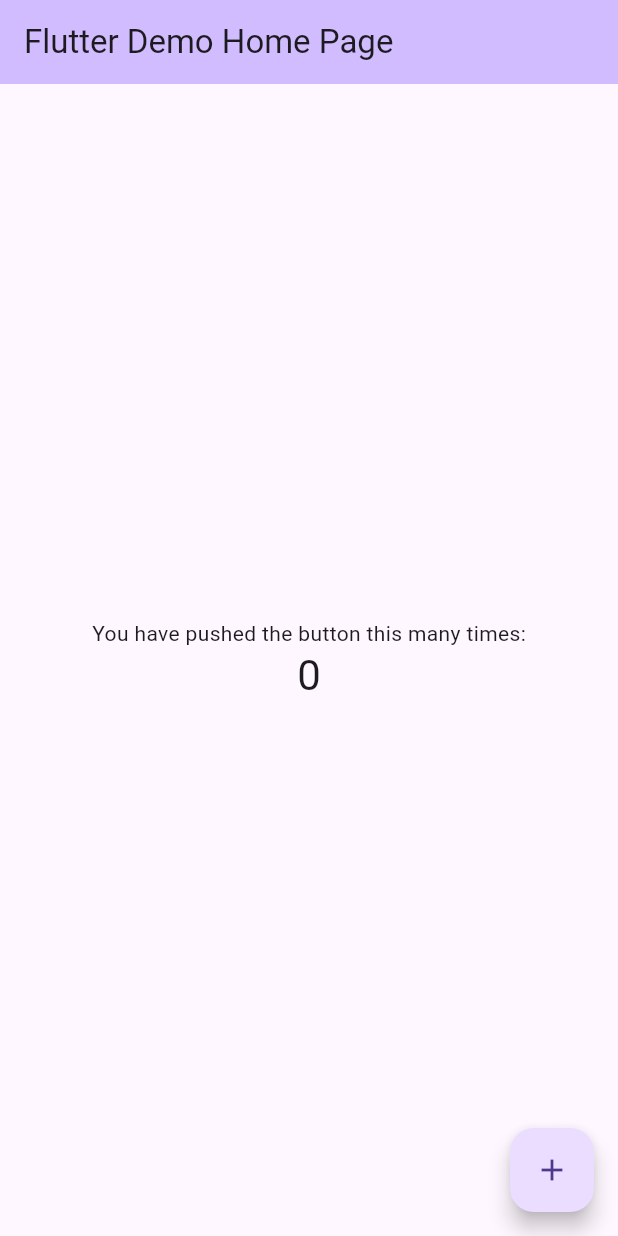
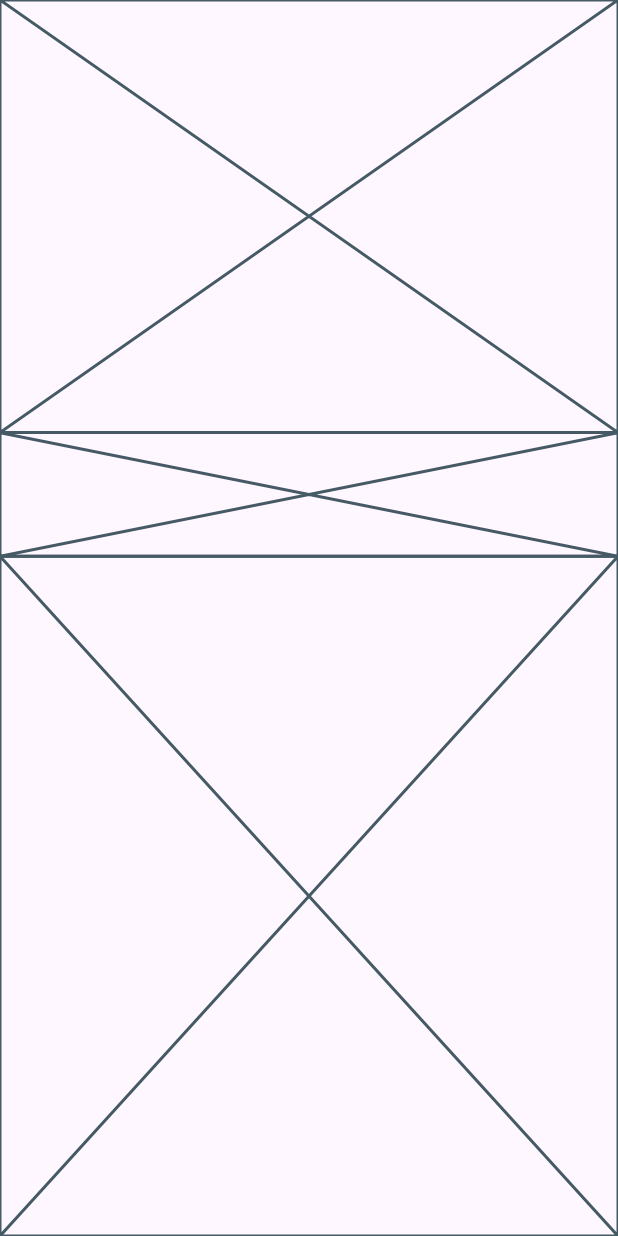
Before and after one commit to rcgomezap/Flutter-Calculator, a Flutter app: the screen it shows after launch, on a phone screen of 412 x 824 dp. Run offline on Flutter 3.47's test engine with Material 3 defaults, Android fonts, the phone set to English and light mode, and no system bars.

Commit message:
Refactor main app structure to use CalculatorPage as home and remove MyHomePage

```diff
--- a/lib/main.dart
+++ b/lib/main.dart
@@ -1,3 +1,4 @@
+import 'package:calculator/ui/calculator/calculator_page.dart';
 import 'package:calculator/ui/theme/app_theme.dart';
 import 'package:flutter/material.dart';
 
@@ -16,93 +17,7 @@ class MyApp extends StatelessWidget {
       theme: AppTheme.lightTheme,
       darkTheme: AppTheme.darkTheme,
       themeMode: ThemeMode.system,
-      home: const MyHomePage(title: 'Flutter Demo Home Page'),
+      home: const CalculatorPage(),
     );
   }
 }
-
-class MyHomePage extends StatefulWidget {
-  const MyHomePage({super.key, required this.title});
-
-  // This widget is the home page of your application. It is stateful, meaning
-  // that it has a State object (defined below) that contains fields that affect
-  // how it looks.
-
-  // This class is the configuration for the state. It holds the values (in this
-  // case the title) provided by the parent (in this case the App widget) and
-  // used by the build method of the State. Fields in a Widget subclass are
-  // always marked "final".
-
-  final String title;
-
-  @override
-  State<MyHomePage> createState() => _MyHomePageState();
-}
-
-class _MyHomePageState extends State<MyHomePage> {
-  int _counter = 0;
-
-  void _incrementCounter() {
-    setState(() {
-      // This call to setState tells the Flutter framework that something has
-      // changed in this State, which causes it to rerun the build method below
-      // so that the display can reflect the updated values. If we changed
-      // _counter without calling setState(), then the build method would not be
-      // called again, and so nothing would appear to happen.
-      _counter+=5;
-    });
-  }
-
-  @override
-  Widget build(BuildContext context) {
-    // This method is rerun every time setState is called, for instance as done
-    // by the _incrementCounter method above.
-    //
-    // The Flutter framework has been optimized to make rerunning build methods
-    // fast, so that you can just rebuild anything that needs updating rather
-    // than having to individually change instances of widgets.
-    return Scaffold(
-      appBar: AppBar(
-        // TRY THIS: Try changing the color here to a specific color (to
-        // Colors.amber, perhaps?) and trigger a hot reload to see the AppBar
-        // change color while the other colors stay the same.
-        backgroundColor: Theme.of(context).colorScheme.inversePrimary,
-        // Here we take the value from the MyHomePage object that was created by
-        // the App.build method, and use it to set our appbar title.
-        title: Text(widget.title),
-      ),
-      body: Center(
-        // Center is a layout widget. It takes a single child and positions it
-        // in the middle of the parent.
-        child: Column(
-          // Column is also a layout widget. It takes a list of children and
-          // arranges them vertically. By default, it sizes itself to fit its
-          // children horizontally, and tries to be as tall as its parent.
-          //
-          // Column has various properties to control how it sizes itself and
-          // how it positions its children. Here we use mainAxisAlignment to
-          // center the children vertically; the main axis here is the vertical
-          // axis because Columns are vertical (the cross axis would be
-          // horizontal).
-          //
-          // TRY THIS: Invoke "debug painting" (choose the "Toggle Debug Paint"
-          // action in the IDE, or press "p" in the console), to see the
-          // wireframe for each widget.
-          mainAxisAlignment: MainAxisAlignment.center,
-          children: <Widget>[
-            const Text('You have pushed the button this many times:'),
-            Text(
-              '$_counter',
-              style: Theme.of(context).textTheme.headlineMedium,
-            ),
-          ],
-        ),
-      ),
-      floatingActionButton: FloatingActionButton(
-        onPressed: _incrementCounter,
-        tooltip: 'Increment',
-        child: const Icon(Icons.add),
-      ), // This trailing comma makes auto-formatting nicer for build methods.
-    );
-  }
-}
--- /dev/null
+++ b/lib/ui/calculator/calculator_page.dart
@@ -0,0 +1,21 @@
+import 'package:flutter/material.dart';
+
+class CalculatorPage extends StatelessWidget {
+  const CalculatorPage({super.key});
+
+  @override
+  Widget build(BuildContext context) {
+    final screenHeight = MediaQuery.of(context).size.height;
+    return Scaffold(
+      body: SafeArea(
+        child: Column(
+          children: [
+            Container(height: screenHeight * 0.35, child: Placeholder()),
+            Container(height: screenHeight * 0.10, child: Placeholder()),
+            Expanded(child: Placeholder()),
+          ],
+        ),
+      ),
+    );
+  }
+}
```
